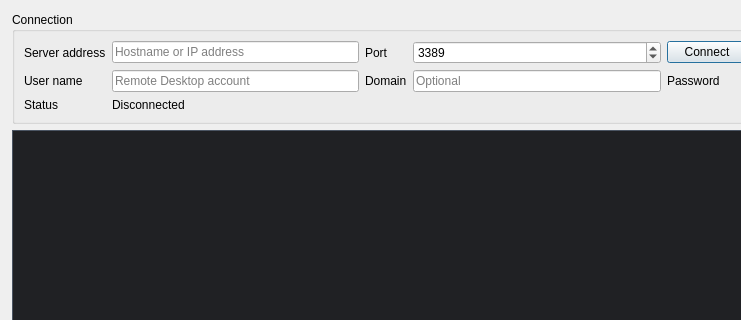
The window that RDPClient/mainwindow.ui (ongre01/myRDP) describes before a commit, drawn with Qt 5; both pictures show x 0 to 741 and y 0 to 320 of the 1024 by 720 pixel window.
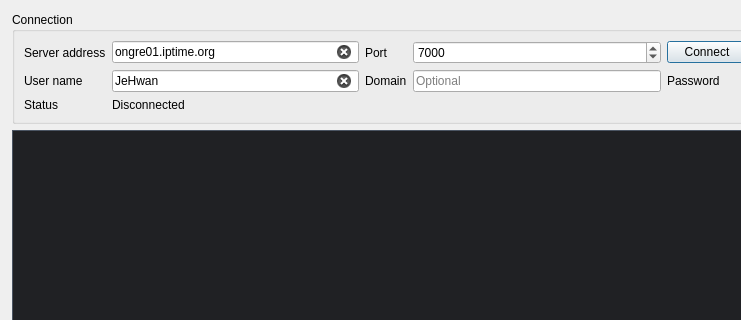
The same window after the commit.

Commit message: feat(ui): set default connection values (server address, port, username) and update documentation

Patch:
```diff
--- a/RDPClient/mainwindow.ui
+++ b/RDPClient/mainwindow.ui
@@ -51,6 +51,9 @@
        </item>
        <item row="0" column="1">
         <widget class="QLineEdit" name="serverAddressEdit">
+         <property name="text">
+          <string>ongre01.iptime.org</string>
+         </property>
          <property name="placeholderText">
           <string>Hostname or IP address</string>
          </property>
@@ -78,7 +81,7 @@
           <number>65535</number>
          </property>
          <property name="value">
-          <number>3389</number>
+          <number>7000</number>
          </property>
         </widget>
        </item>
@@ -114,6 +117,9 @@
        </item>
        <item row="1" column="1">
         <widget class="QLineEdit" name="usernameEdit">
+         <property name="text">
+          <string>JeHwan</string>
+         </property>
          <property name="placeholderText">
           <string>Remote Desktop account</string>
          </property>
```
The commit also changes 1 other file.
